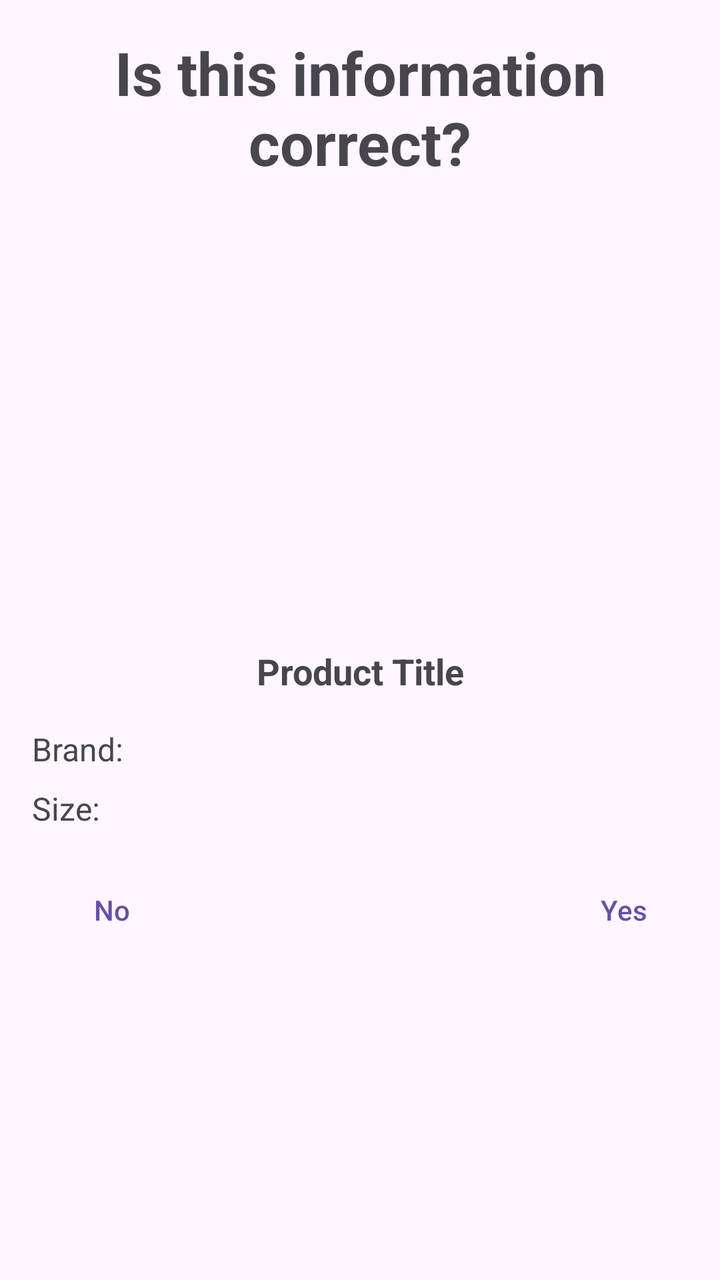
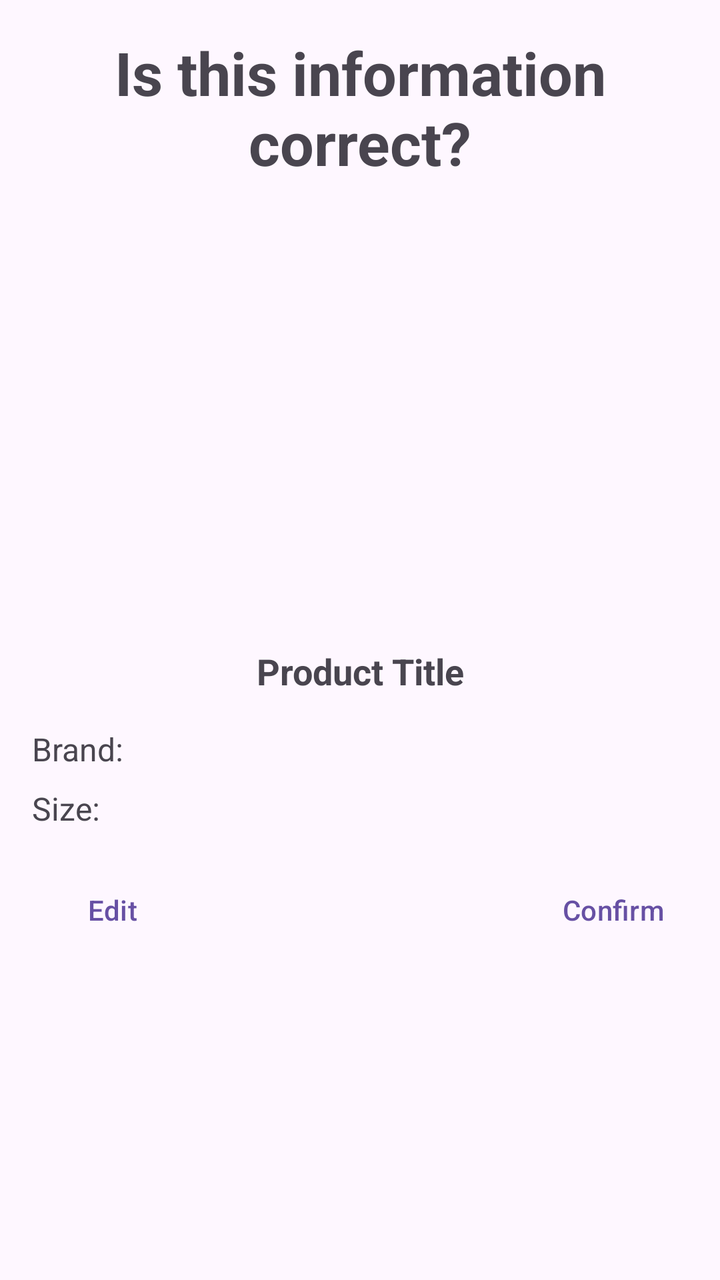

Two renders of the same Android screen: before a commit and after it. Below are the layout's source before the change and the commit's diff.
<!-- AndroidManifest.xml: application theme Theme.BarcodeScannerApp -->
<!-- res/layout/dialog_tire_info.xml -->
<?xml version="1.0" encoding="utf-8"?>
<ScrollView xmlns:android="http://schemas.android.com/apk/res/android"
    android:layout_width="match_parent"
    android:layout_height="match_parent"
    android:fillViewport="true">

    <LinearLayout
        android:layout_width="match_parent"
        android:layout_height="wrap_content"
        android:orientation="vertical"
        android:padding="16dp">

        <TextView
            android:id="@+id/textView"
            android:layout_width="match_parent"
            android:layout_height="wrap_content"
            android:layout_marginBottom="16dp"
            android:gravity="center"
            android:text="Is this information correct?"
            android:textSize="30sp"
            android:textStyle="bold" />

        <ImageView
            android:id="@+id/tireImage"
            android:layout_width="match_parent"
            android:layout_height="200dp"
            android:scaleType="fitCenter"
            android:contentDescription="Tire image" />

        <TextView
            android:id="@+id/tvTitle"
            android:layout_width="match_parent"
            android:layout_height="wrap_content"
            android:layout_marginTop="16dp"
            android:layout_marginBottom="8dp"
            android:gravity="center"
            android:text="Product Title"
            android:textSize="18sp"
            android:textStyle="bold" />

        <TextView
            android:id="@+id/tvBrand"
            android:layout_width="match_parent"
            android:layout_height="wrap_content"
            android:layout_marginTop="8dp"
            android:text="Brand:"
            android:textSize="16sp" />

        <TextView
            android:id="@+id/tvSize"
            android:layout_width="match_parent"
            android:layout_height="wrap_content"
            android:layout_marginTop="8dp"
            android:text="Size:"
            android:textSize="16sp" />

        <LinearLayout
            android:layout_width="match_parent"
            android:layout_height="wrap_content"
            android:layout_marginTop="16dp"
            android:orientation="horizontal"
            android:gravity="end">

            <Button
                android:id="@+id/noButton"
                style="?android:attr/buttonBarButtonStyle"
                android:layout_width="wrap_content"
                android:layout_height="wrap_content"
                android:text="No" />

            <View
                android:layout_width="0dp"
                android:layout_height="1dp"
                android:layout_weight="1">

            </View>

            <Button
                android:id="@+id/yesButton"
                android:layout_width="wrap_content"
                android:layout_height="wrap_content"
                android:text="Yes"
                android:layout_marginStart="8dp"
                style="?android:attr/buttonBarButtonStyle" />

        </LinearLayout>

    </LinearLayout>

</ScrollView>
<!-- resources referenced by this layout -->
<resources>
  <style name="Theme.BarcodeScannerApp" parent="Base.Theme.BarcodeScannerApp" />
  <style name="Base.Theme.BarcodeScannerApp" parent="Theme.Material3.DayNight.NoActionBar">
          <item name="android:statusBarColor">#C11236</item>
      </style>
</resources>

<!-- the commit's change to res/layout/dialog_tire_info.xml (unified diff, before → after) -->
@@ -62,11 +62,11 @@
             android:gravity="end">
 
             <Button
-                android:id="@+id/noButton"
+                android:id="@+id/editButton"
                 style="?android:attr/buttonBarButtonStyle"
                 android:layout_width="wrap_content"
                 android:layout_height="wrap_content"
-                android:text="No" />
+                android:text="Edit" />
 
             <View
                 android:layout_width="0dp"
@@ -76,10 +76,10 @@
             </View>
 
             <Button
-                android:id="@+id/yesButton"
+                android:id="@+id/confirmButton"
                 android:layout_width="wrap_content"
                 android:layout_height="wrap_content"
-                android:text="Yes"
+                android:text="Confirm"
                 android:layout_marginStart="8dp"
                 style="?android:attr/buttonBarButtonStyle" />
 
